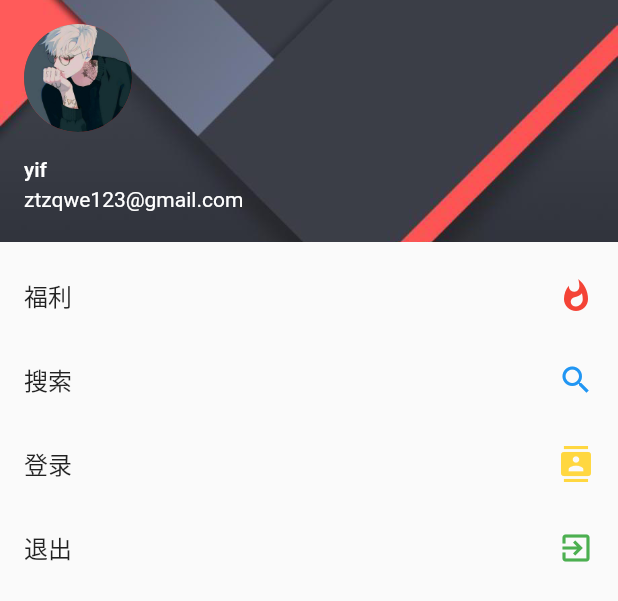
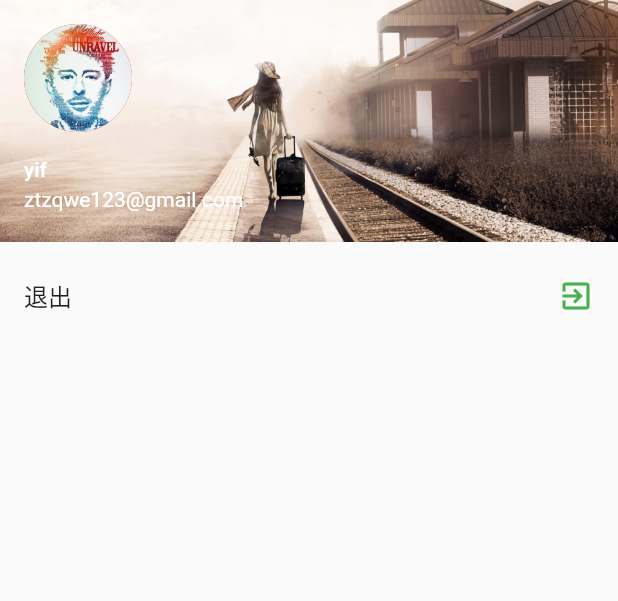
Before and after one commit to ztz12/gankflutterApp, a Flutter app: the IndexDrawPage widget shown alone on an empty page, opened directly, on a phone screen of 412 x 824 dp. Shown: the top 601 px of the screen. Run offline on Flutter 3.47's test engine with Material 2 defaults, Android fonts, the phone set to English and light mode, and no system bars; our stand-ins replace cached_network_image, dio, pull_to_refresh, shared_preferences; missing offline and left inert: flutter_webview_plugin; accounts and stored records are empty; generated files the repository leaves out were written again; network calls fail.

Commit message:
界面更改

```diff
--- a/lib/page/home/IndexDrawPage.dart
+++ b/lib/page/home/IndexDrawPage.dart
@@ -1,8 +1,6 @@
 import 'dart:io';
 
 import 'package:flutter/material.dart';
-import 'package:gankflutter/utils/PageRouteUtils.dart';
-import 'package:gankflutter/page/login/LoginPage.dart';
 
 
 //ignore: must_be_immutable
@@ -26,40 +24,6 @@ class IndexDrawPage extends StatelessWidget {
                   image: new AssetImage(background), fit: BoxFit.cover)),
         ),
         new ListTile(
-          title: new Text("福利"),
-          trailing: new Icon(
-            Icons.whatshot,
-            color: Colors.red,
-          ),
-          onTap: () {
-            print("福利");
-            Navigator.of(context).pop();
-          },
-        ),
-        new ListTile(
-          title: new Text("搜索"),
-          trailing: new Icon(
-            Icons.search,
-            color: Colors.blue,
-          ),
-          onTap: () {
-            print("搜索");
-            //点击对应的关闭侧边栏
-            Navigator.of(context).pop();
-          },
-        ),
-        new ListTile(
-          title: new Text("登录"),
-          trailing: new Icon(
-            Icons.contacts,
-            color: Colors.amberAccent,
-          ),
-          onTap: (){
-            Navigator.of(context).pop();
-            routePageNavigator(context, new LoginPage());
-          },
-        ),
-        new ListTile(
           title: new Text("退出"),
           trailing: new Icon(
             Icons.exit_to_app,
--- a/pubspec.yaml
+++ b/pubspec.yaml
@@ -52,10 +52,6 @@ flutter:
   assets:
       - images/home_green.png
       - images/icon_home.png
-      - images/profile.png
-      - images/bg.jpg
-      - images/bg_2.jpg
-      - images/profile_2.jpg
       - images/icon_circle.png
       - images/icon_msg.png
       - images/icon_sina.png
@@ -64,6 +60,8 @@ flutter:
       - images/smile.png
       - images/empty_data.png
       - images/loading.png
+      - images/girl.png
+      - images/head.jpg
 
   # An image asset can refer to one or more resolution-specific "variants", see
   # https://flutter.io/assets-and-images/#resolution-aware.
```
Also changed, not shown: lib/page/Application.dart (+3 -9 lines), lib/utils/Constant.dart (+7 -2 lines), images/bg.jpg (deleted), images/bg_2.jpg (deleted), images/girl.png (added), images/head.jpg (added), images/profile.png (deleted), images/profile_2.jpg (deleted), lib/page/home/HomePage.dart (line endings or trailing spaces).
